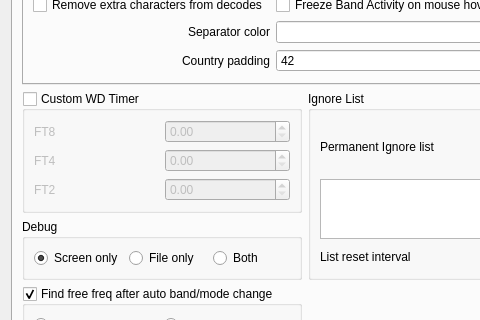
First picture: the form in Configuration.ui, repository SpudGunMan/WSJT-Zed, before the edit; both pictures show x 0 to 480 and y 259 to 579 of the 760 by 727 pixel window.
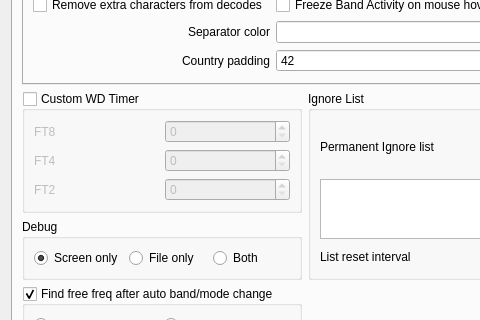
Second picture: the form after the edit. Custom widgets are drawn as their Qt base class.

What changed in the file:
```diff
--- a/Configuration.ui
+++ b/Configuration.ui
@@ -3946,14 +3946,7 @@
            </widget>
           </item>
           <item row="0" column="1">
-           <widget class="QDoubleSpinBox" name="sb_WD_FT8">
-            <property name="decimals">
-             <number>2</number>
-            </property>
-            <property name="singleStep">
-             <double>0.250000000000000</double>
-            </property>
-           </widget>
+           <widget class="QSpinBox" name="sb_WD_FT8"/>
           </item>
           <item row="0" column="0">
            <widget class="QLabel" name="label_16">
@@ -3963,14 +3956,7 @@
            </widget>
           </item>
           <item row="1" column="1">
-           <widget class="QDoubleSpinBox" name="sb_WD_FT4">
-            <property name="decimals">
-             <number>2</number>
-            </property>
-            <property name="singleStep">
-             <double>0.250000000000000</double>
-            </property>
-           </widget>
+           <widget class="QSpinBox" name="sb_WD_FT4"/>
           </item>
           <item row="2" column="0">
            <widget class="QLabel" name="label_WD_FT2">
@@ -3980,14 +3966,7 @@
            </widget>
           </item>
           <item row="2" column="1">
-           <widget class="QDoubleSpinBox" name="sb_WD_FT2">
-            <property name="decimals">
-             <number>2</number>
-            </property>
-            <property name="singleStep">
-             <double>0.250000000000000</double>
-            </property>
-           </widget>
+           <widget class="QSpinBox" name="sb_WD_FT2"/>
           </item>
          </layout>
         </widget>
```
Left out of the diff: 4 changed lines with no effect on the pictures.
